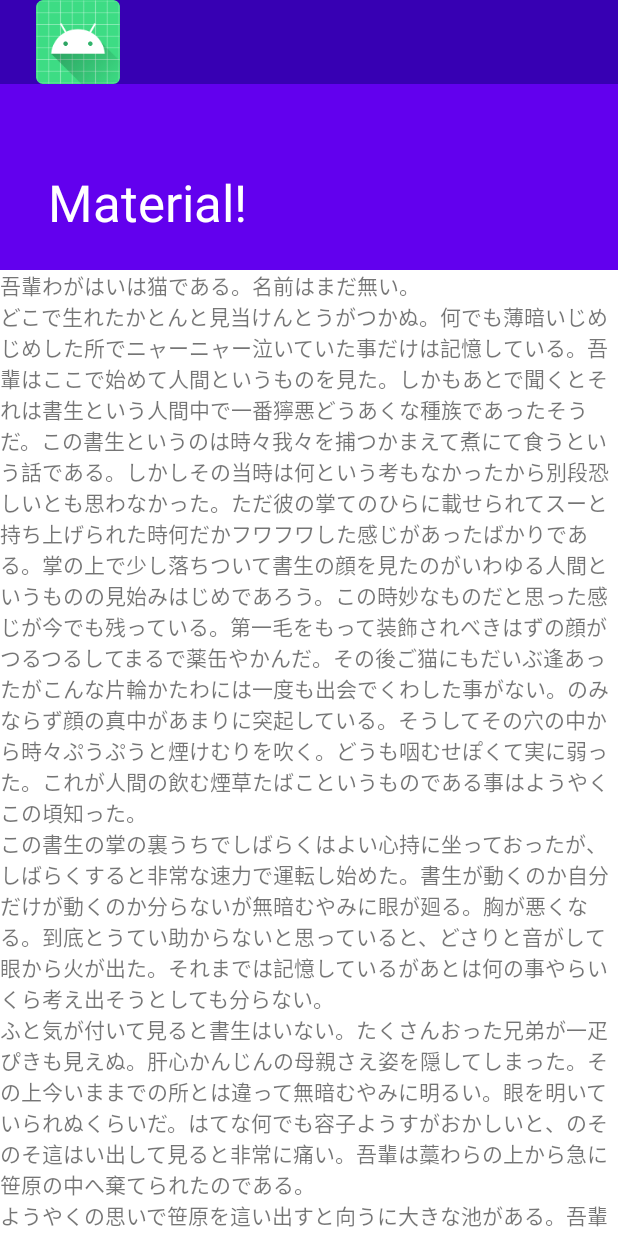
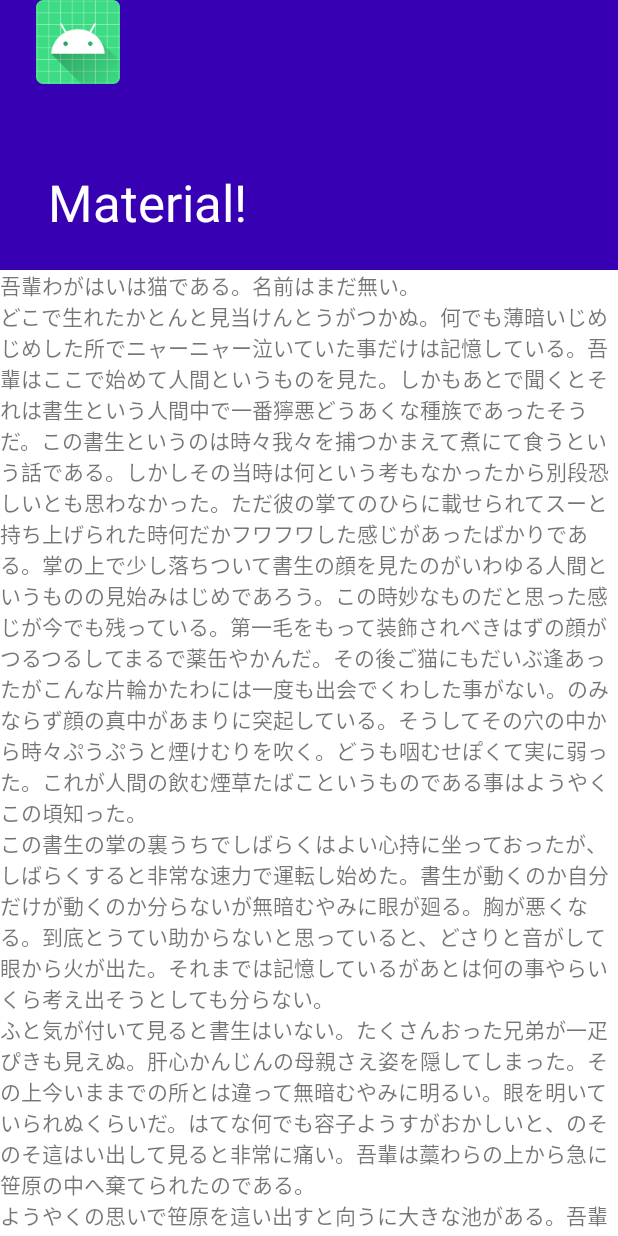
Before and after one commit to misaki-kawaguchi/CoordinatorLayoutSample, an Android app: the screen it shows after launch (MainActivity), on a phone screen of 412 x 824 dp. Run offline under Robolectric (Android 15) with nearby library versions, the phone set to English and light mode, and no system bars.

Commit message:
[Add]背景色追加

```diff
--- a/app/src/main/res/layout/activity_main.xml
+++ b/app/src/main/res/layout/activity_main.xml
@@ -17,7 +17,8 @@
             android:id="@+id/toolbarLayout"
             android:layout_width="match_parent"
             android:layout_height="match_parent"
-            app:layout_scrollFlags="scroll|exitUntilCollapsed">
+            app:layout_scrollFlags="scroll|exitUntilCollapsed"
+            android:background="@color/purple_700">
 
             <!-- 上スクロールすると消える、下スクロールすると出てくる-->
             <androidx.appcompat.widget.Toolbar
```
